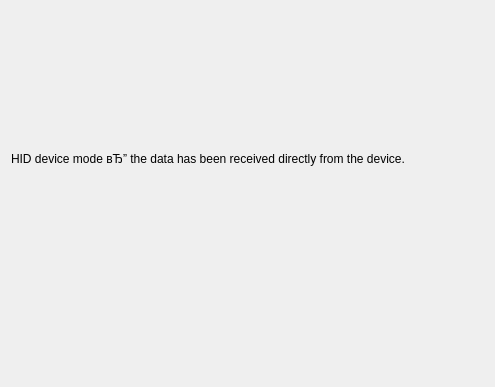
This is src/wizard/offline_tx_signing/PageOTS_Import.ui in decolorized/MoneroPunkSigner as Qt 5 draws it before an edit; both pictures show x 0 to 495 and y 112 to 499 of the 741 by 499 pixel window. The edited form follows.
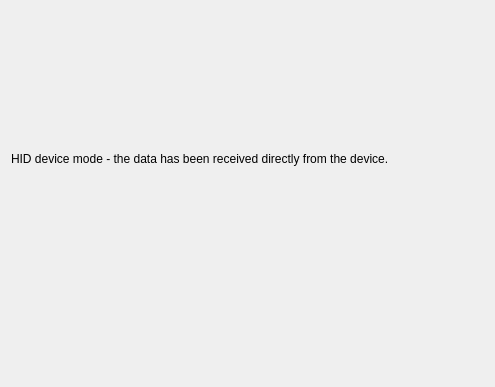
This is the edited form. The open tabs and pages were chosen to show the change. Custom widgets are drawn as their Qt base class.

Diff of the .ui file:
```diff
--- a/src/wizard/offline_tx_signing/PageOTS_Import.ui
+++ b/src/wizard/offline_tx_signing/PageOTS_Import.ui
@@ -185,7 +185,7 @@
        <item>
         <widget class="QLabel" name="label_hid_info">
          <property name="text">
-          <string>HID device mode вЂ” the data has been received directly from the device.</string>
+          <string>HID device mode - the data has been received directly from the device.</string>
          </property>
          <property name="wordWrap">
           <bool>true</bool>
```
